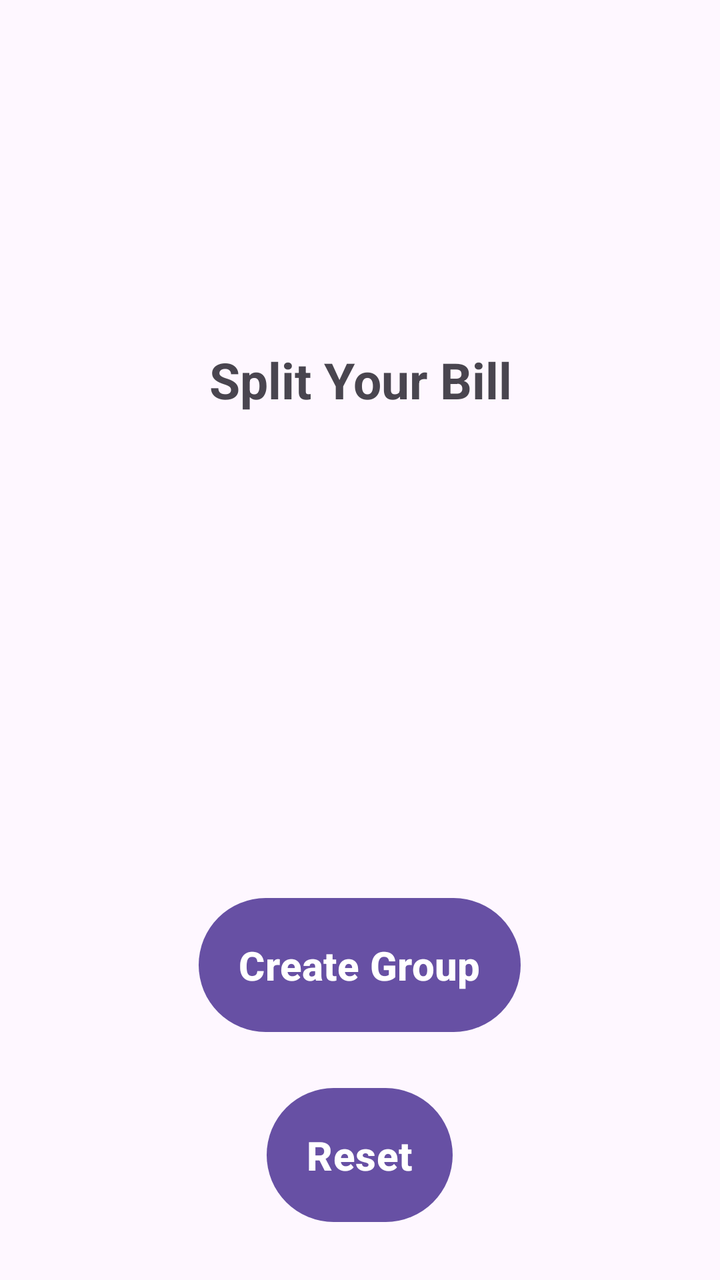
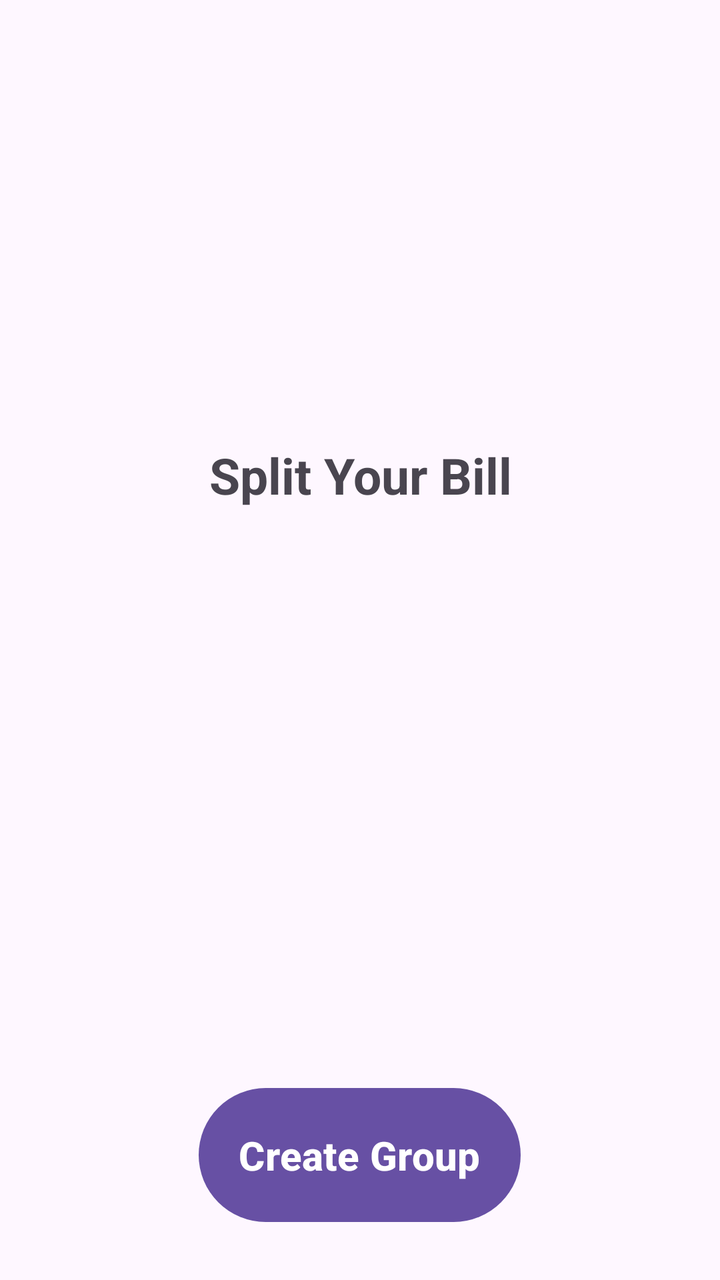

The first picture is an Android layout as it rendered before a commit; the second is the same layout after the commit. The layout source and the unified diff follow.
<!-- AndroidManifest.xml: application theme Theme.SplitYourBill -->
<!-- res/layout/activity_main.xml -->
<?xml version="1.0" encoding="utf-8"?>
<LinearLayout xmlns:android="http://schemas.android.com/apk/res/android"
    xmlns:tools="http://schemas.android.com/tools"
    android:layout_width="match_parent"
    android:layout_height="wrap_content"
    android:gravity="center"
    android:orientation="vertical"
    android:padding="5dp"
    tools:context=".MainActivity">


    <TextView
        android:id="@+id/textViewTop"
        android:layout_width="wrap_content"
        android:layout_height="0dp"
        android:layout_marginBottom="20dp"
        android:layout_weight="1"
        android:gravity="center"
        android:text="@string/split_your_bill"
        android:textSize="25sp"
        android:textStyle="bold" />

    <ListView
        android:id="@+id/listView"
        android:layout_width="match_parent"
        android:layout_height="wrap_content"
        android:layout_marginBottom="50dp"
        android:dividerHeight="1dp"
        android:horizontalSpacing="3dp"
        android:scrollingCache="true"
        android:smoothScrollbar="true"
        android:stretchMode="columnWidth"
        android:verticalSpacing="3dp"


        />


    <Button
        android:id="@+id/createGroupButton"
        android:layout_width="wrap_content"
        android:layout_height="wrap_content"
        android:layout_marginBottom="20dp"
        android:padding="20dp"
        android:text="@string/create_group"
        android:textSize="20sp"
        android:textStyle="bold" />

    <Button
        android:id="@+id/addTransButton"
        android:layout_width="wrap_content"
        android:layout_height="wrap_content"
        android:layout_marginBottom="20dp"
        android:padding="20dp"
        android:text="@string/add_transaction"
        android:textSize="20sp"
        android:textStyle="bold"
        android:visibility="gone" />

    <Button
        android:id="@+id/splitButton"
        android:layout_width="wrap_content"
        android:layout_height="wrap_content"
        android:layout_marginBottom="20dp"
        android:padding="20dp"
        android:text="@string/settle_up"
        android:textSize="20sp"
        android:textStyle="bold"
        android:visibility="gone" />


    <Button
        android:id="@+id/resetButton"
        android:layout_width="wrap_content"
        android:layout_height="wrap_content"
        android:layout_marginBottom="20dp"
        android:padding="20dp"
        android:text="@string/reset"
        android:textSize="20sp"
        android:textStyle="bold" />


</LinearLayout>
<!-- resources referenced by this layout -->
<resources>
  <string name="add_transaction">Add Transaction</string>
  <string name="create_group">Create Group</string>
  <string name="reset">Reset</string>
  <string name="settle_up">Settle Up</string>
  <string name="split_your_bill">Split Your Bill</string>
  <style name="Theme.SplitYourBill" parent="Base.Theme.SplitYourBill" />
  <style name="Base.Theme.SplitYourBill" parent="Theme.Material3.DayNight.NoActionBar">
          
          
      </style>
</resources>

<!-- the commit's change to res/layout/activity_main.xml (unified diff, before → after) -->
@@ -75,6 +75,7 @@
         android:layout_height="wrap_content"
         android:layout_marginBottom="20dp"
         android:padding="20dp"
+        android:visibility="gone"
         android:text="@string/reset"
         android:textSize="20sp"
         android:textStyle="bold" />
